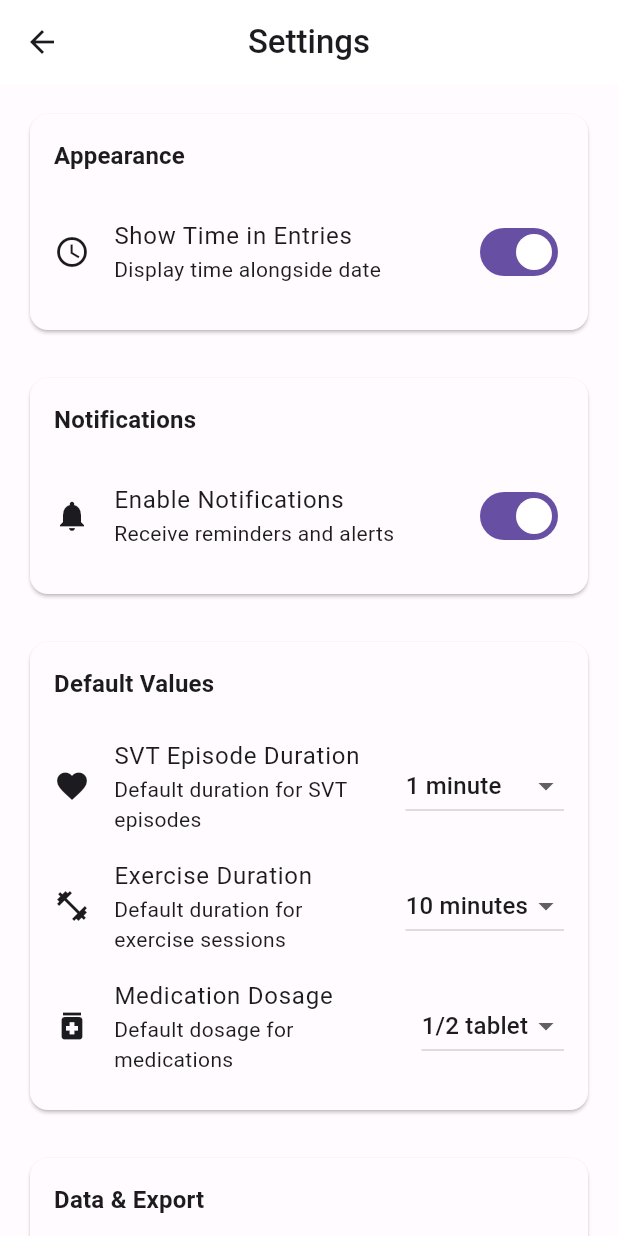
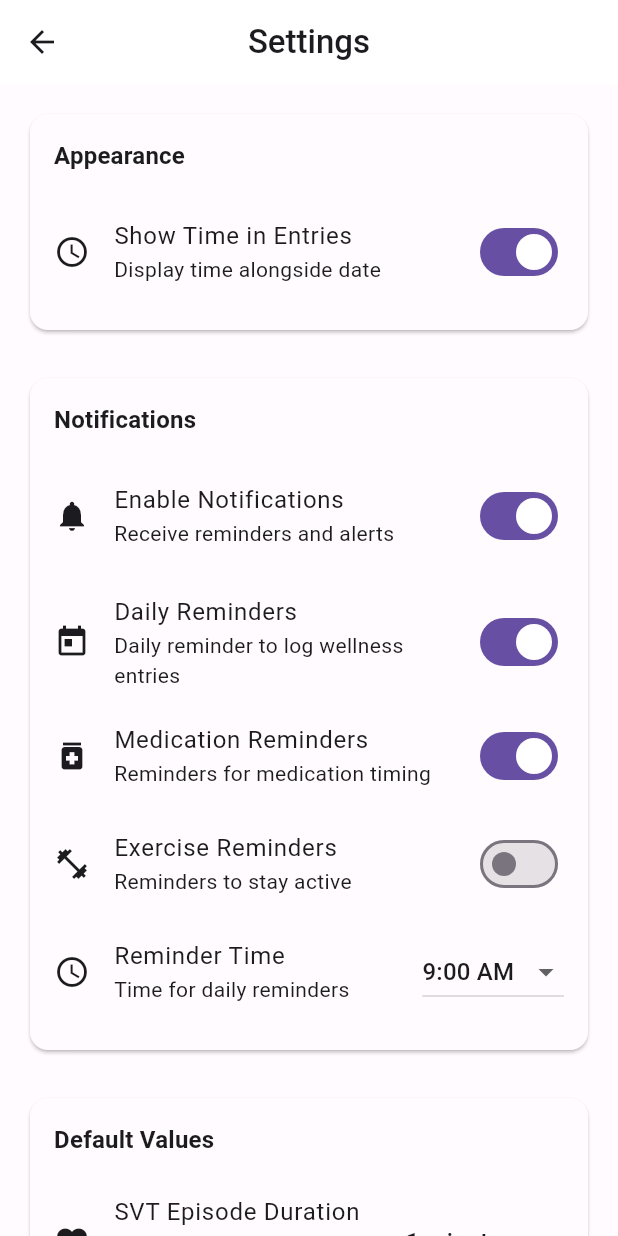
Before and after one commit to roycan/wellness_logger, a Flutter app: the SettingsScreen screen opened directly, on a phone screen of 412 x 824 dp. Run offline on Flutter 3.47's test engine with Material 3 defaults, Android fonts, the phone set to English and light mode, and no system bars; our stand-ins replace fl_chart, get_it, hive, hive_flutter, logger, table_calendar; accounts and stored records are empty.

Commit message:
feat: complete Phase 4 with entry management and delete functionality; enhance settings with reminder options

```diff
--- a/mobile_app/lib/presentation/screens/settings_screen.dart
+++ b/mobile_app/lib/presentation/screens/settings_screen.dart
@@ -22,6 +22,10 @@ class _SettingsScreenState extends State<SettingsScreen> {
 
   // Settings values
   bool _notificationsEnabled = true;
+  bool _dailyReminders = true;
+  bool _medicationReminders = true;
+  bool _exerciseReminders = false;
+  String _reminderTime = '9:00 AM';
   String _exportFormat = 'CSV';
   bool _showTimeInEntries = true;
   bool _enableBackup = false;
@@ -32,6 +36,7 @@ class _SettingsScreenState extends State<SettingsScreen> {
   final List<String> _exportFormats = ['CSV', 'JSON', 'PDF'];
   final List<String> _durationOptions = ['< 1 minute', '1 minute', '2 minutes', '5 minutes', '10 minutes', '15 minutes', '30 minutes'];
   final List<String> _dosageOptions = ['1/4 tablet', '1/2 tablet', '1 tablet', '2 tablets', '1 ml', '2 ml', '5 ml'];
+  final List<String> _reminderTimeOptions = ['7:00 AM', '8:00 AM', '9:00 AM', '10:00 AM', '11:00 AM', '12:00 PM', '1:00 PM', '2:00 PM', '6:00 PM', '7:00 PM', '8:00 PM', '9:00 PM'];
 
   @override
   void initState() {
@@ -64,6 +69,10 @@ class _SettingsScreenState extends State<SettingsScreen> {
   void _loadSettings() {
     setState(() {
       _notificationsEnabled = _settingsBox.get('notifications_enabled', defaultValue: true);
+      _dailyReminders = _settingsBox.get('daily_reminders', defaultValue: true);
+      _medicationReminders = _settingsBox.get('medication_reminders', defaultValue: true);
+      _exerciseReminders = _settingsBox.get('exercise_reminders', defaultValue: false);
+      _reminderTime = _settingsBox.get('reminder_time', defaultValue: '9:00 AM');
       _exportFormat = _settingsBox.get('export_format', defaultValue: 'CSV');
       _showTimeInEntries = _settingsBox.get('show_time_in_entries', defaultValue: true);
       _enableBackup = _settingsBox.get('enable_backup', defaultValue: false);
@@ -138,6 +147,58 @@ class _SettingsScreenState extends State<SettingsScreen> {
                 _saveSetting('notifications_enabled', value);
               },
             ),
+            if (_notificationsEnabled) ...[
+              const SizedBox(height: 8),
+              _buildSwitchTile(
+                'Daily Reminders',
+                'Daily reminder to log wellness entries',
+                Icons.today,
+                _dailyReminders,
+                (value) {
+                  setState(() {
+                    _dailyReminders = value;
+                  });
+                  _saveSetting('daily_reminders', value);
+                },
+              ),
+              _buildSwitchTile(
+                'Medication Reminders',
+                'Reminders for medication timing',
+                Icons.medication,
+                _medicationReminders,
+                (value) {
+                  setState(() {
+                    _medicationReminders = value;
+                  });
+                  _saveSetting('medication_reminders', value);
+                },
+              ),
+              _buildSwitchTile(
+                'Exercise Reminders',
+                'Reminders to stay active',
+                Icons.fitness_center,
+                _exerciseReminders,
+                (value) {
+                  setState(() {
+                    _exerciseReminders = value;
+                  });
+                  _saveSetting('exercise_reminders', value);
+                },
+              ),
+              _buildDropdownTile(
+                'Reminder Time',
+                'Time for daily reminders',
+                Icons.schedule,
+                _reminderTime,
+                _reminderTimeOptions,
+                (value) {
+                  setState(() {
+                    _reminderTime = value!;
+                  });
+                  _saveSetting('reminder_time', value);
+                },
+              ),
+            ],
           ],
         ),
         const SizedBox(height: 24),
```
Also changed, not shown: mobile_app/lib/presentation/screens/edit_entry_screen.dart (+76 -0 lines), 1 other file.
